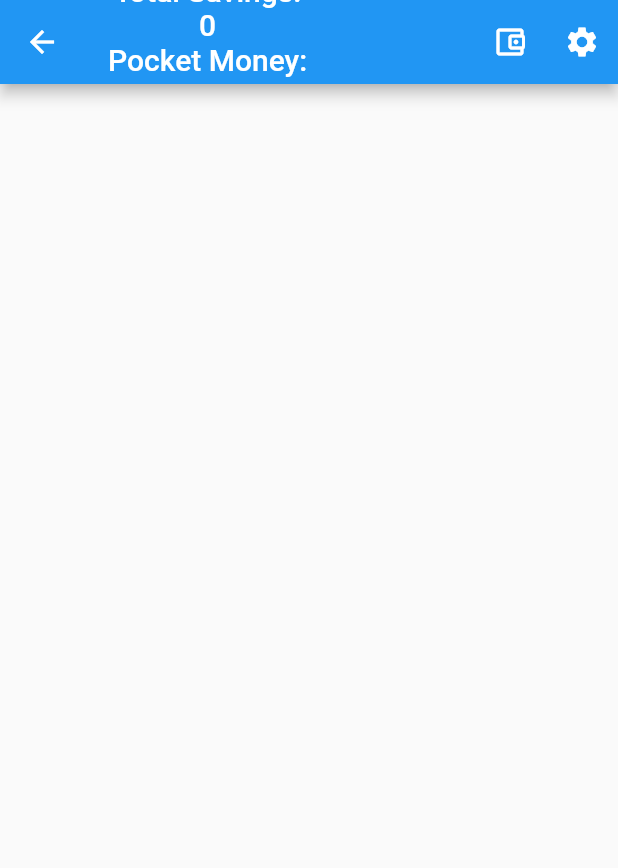
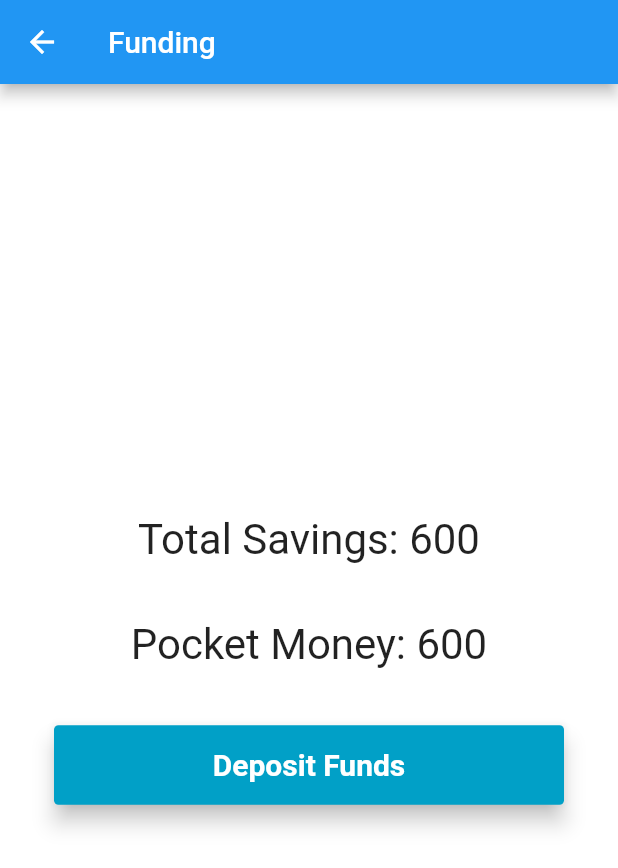
Before and after one commit to warrenchu/UofT_Hacks_2021, a Flutter app: the MoneyTracker screen opened directly, on a phone screen of 412 x 824 dp. Shown: the top 868 px of the screen. Run offline on Flutter 3.47's test engine with Material 2 defaults, Android fonts, the phone set to English and light mode, and no system bars; our stand-ins replace shared_preferences; missing offline and left inert: flame; accounts and stored records are empty; Roboto replaces fonts that are missing (Montserrat).

Commit message:
Redid money tracker

```diff
--- a/lib/money_tracker.dart
+++ b/lib/money_tracker.dart
@@ -4,6 +4,8 @@ import 'package:flutter/material.dart';
 import 'package:shared_preferences/shared_preferences.dart';
 // This file creates an app bar component to track pocket money and total saved.
 // Additionally, the app bar will allow users to deposit money into their Pocket Money "Wallet"
+
+final TextStyle style = TextStyle(fontFamily: 'Montserrat', fontSize: 20.0);
 
 void main() => runApp(Tracker());
 
@@ -23,77 +25,106 @@ class MoneyTracker extends StatefulWidget {
 }
 
 class _MoneyTrackerState extends State<MoneyTracker> {
-  int savingsCounter = 0;
-  int pocketMoney = 0;
+  int savingsCounter = 600;
+  int pocketMoney = 600;
 
-// Initiate the variables
-  void initState() {
-    super.initState();
-    getIntFromLocalMemory('savingsCounter')
-        .then((value) => savingsCounter = value);
-    getIntFromLocalMemory('pocketMoney').then((n) => pocketMoney = n);
-  }
+// // Initiate the variables
+//   void initState() {
+//     super.initState();
+//     getIntFromLocalMemory('savingsCounter')
+//         .then((value) => savingsCounter = value);
+//     getIntFromLocalMemory('pocketMoney').then((n) => pocketMoney = n);
+//   }
 
-  void addToTotal() {
-    setState(() {
-      savingsCounter++;
-    });
-    saveIntInLocalMemory('savingsCounter', savingsCounter);
-  }
+//   void addToTotal() {
+//     setState(() {
+//       savingsCounter++;
+//     });
+//     saveIntInLocalMemory('savingsCounter', savingsCounter);
+//   }
 
-  void addToPocket() {
-    setState(() {
-      pocketMoney++;
-    });
-    saveIntInLocalMemory('pocketMoney', pocketMoney);
-  }
+//   void addToPocket() {
+//     setState(() {
+//       pocketMoney++;
+//     });
+//     saveIntInLocalMemory('pocketMoney', pocketMoney);
+//   }
 
   @override
   Widget build(BuildContext context) {
     return Scaffold(
-      appBar: AppBar(
-        title: Column(
+      appBar: AppBar(title: Text('Funding')),
+        //title:
+        // Column(
+        //   mainAxisAlignment: MainAxisAlignment.start,
+        //   children: <Widget>[
+        //     Text(
+        //       'Total Savings: ${savingsCounter}',
+        //     ),
+        //     Text(
+        //       'Avatar Spending Money: ${pocketMoney}',
+        //     ),
+        //   ],
+        // ),
+        // actions: <Widget>[
+        //   IconButton(
+        //     icon: Icon(Icons.account_balance_wallet_outlined),
+        //     tooltip: 'Add funds',
+        //     onPressed: () => {
+        //       // Something
+        //     },
+        //   ), //IconButton
+        //   IconButton(
+        //     icon: Icon(Icons.settings),
+        //     tooltip: 'Setting Icon',
+        //     onPressed: () {},
+        //   ), //IconButton
+        // ],
+      // ),
+      body: Center(
+        child: Container(
+          color: Colors.white,
+          child: Padding(
+            padding: const EdgeInsets.all(36.0),
+            child: Column(
+              crossAxisAlignment: CrossAxisAlignment.center,
               mainAxisAlignment: MainAxisAlignment.center,
               children: <Widget>[
-            Text(
-              'Total Savings:',
+                SizedBox(
+                          height: 70.0,
+                          child: Text(
+                              'Total Savings: ${savingsCounter}',
+                              textScaleFactor: 2,
+                              textDirection: TextDirection.ltr)),
+                SizedBox(
+                          height: 70.0,
+                          child: Text(
+                              'Pocket Money: ${pocketMoney}',
+                              textScaleFactor: 2,
+                              textDirection: TextDirection.ltr)),
+                Material(
+                  elevation: 6.0,
+                  borderRadius: BorderRadius.circular(3.0),
+                  color: Color(0xff01A0C7),
+                  child: MaterialButton(
+                    minWidth: MediaQuery.of(context).size.width,
+                    padding: EdgeInsets.fromLTRB(20.0, 15.0, 20.0, 15.0),
+                    onPressed: () {
+                      showDialog(
+                        context: context,
+                        builder: (BuildContext context) => _buildPopupDialog(context),
+                      );
+                    },
+                    child: Text("Deposit Funds",
+                        textAlign: TextAlign.center,
+                        style:
+                            style.copyWith(color: Colors.white, fontWeight: FontWeight.bold)),
                   ),
-            Text(
-              '$savingsCounter',
-            ),
-            Text(
-              'Pocket Money:',
-            ),
-            Text(
-              '$pocketMoney',
                 ),
               ],
             ),
-        actions: <Widget>[
-          IconButton(
-            icon: Icon(Icons.account_balance_wallet_outlined),
-            tooltip: 'Add funds',
-            onPressed: () => {MoneyDrawer},
-          ), //IconButton
-          IconButton(
-            icon: Icon(Icons.settings),
-            tooltip: 'Setting Icon',
-            onPressed: () {},
-          ), //IconButton
-        ],
           ),
-      body: new Column(
-        crossAxisAlignment: CrossAxisAlignment.center,
-        mainAxisAlignment: MainAxisAlignment.center,
-        children: <Widget>[
-          Container(
-            padding: EdgeInsets.fromLTRB(50.0, 160.0, 50.0, 0.0),
-            child: new Column(
-              mainAxisAlignment: MainAxisAlignment.center,
-              children: <Widget>[],
         ),
-          )
-        ],
       ),
     );
     // save the values to the prefs
@@ -114,44 +145,68 @@ Future<int> saveIntInLocalMemory(String key, int value) async {
   pref.setInt(key, value);
 }
 
-class MoneyDrawer extends StatelessWidget {
-  @override
-  Widget build(BuildContext context) {
-    return Drawer(
-      child: ListView(
-        padding: EdgeInsets.zero,
+// No Money Pop-Up-o
+Widget _buildPopupDialog(BuildContext context) {
+  return new AlertDialog(
+    title: const Text('Oh no! Locked Feature!'),
+    content: new Column(
+      mainAxisSize: MainAxisSize.min,
+      crossAxisAlignment: CrossAxisAlignment.start,
       children: <Widget>[
-          DrawerHeader(
-            child: Text(
-              'General Settings',
-              style: TextStyle(color: Colors.white, fontSize: 25),
+        Text("Can't spend real or fake money for this stuff just yet."),
+      ],
     ),
-            decoration: BoxDecoration(
-              color: Colors.green,
-            ),
-          ),
-          ListTile(
-            leading: Icon(Icons.input),
-            title: Text('Add money to your wallet'),
-            onTap: () => {},
-          ),
-          ListTile(
-            leading: Icon(Icons.verified_user),
-            title: Text('Profile'),
-            onTap: () => {Navigator.of(context).pop()},
-          ),
-          ListTile(
-            leading: Icon(Icons.settings),
-            title: Text('Settings'),
-            onTap: () => {Navigator.of(context).pop()},
-          ),
-          ListTile(
-            leading: Icon(Icons.exit_to_app),
-            title: Text('Logout'),
-            onTap: () => {Navigator.of(context).pop()},
+    actions: <Widget>[
+      new FlatButton(
+        onPressed: () {
+          Navigator.of(context).pop();
+        },
+        textColor: Theme.of(context).primaryColor,
+        child: Text('Close'),
       ),
     ],
-      ),
   );
 }
-}
+
+
+// class MoneyDrawer extends StatelessWidget {
+//   @override
+//   Widget build(BuildContext context) {
+//     return Scaffold(
+//         body: ListView(
+//           padding: EdgeInsets.zero,
+//           children: <Widget>[
+//             DrawerHeader(
+//               child: Text(
+//                 'General Settings',
+//                 style: TextStyle(color: Colors.white, fontSize: 25),
+//               ),
+//               decoration: BoxDecoration(
+//                 color: Colors.green,
+//               ),
+//             ),
+//             ListTile(
+//               leading: Icon(Icons.input),
+//               title: Text('Add money to your wallet'),
+//               onTap: () => {},
+//             ),
+//             ListTile(
+//               leading: Icon(Icons.verified_user),
+//               title: Text('Profile'),
+//               onTap: () => {Navigator.of(context).pop()},
+//             ),
+//             ListTile(
+//               leading: Icon(Icons.settings),
+//               title: Text('Settings'),
+//               onTap: () => {Navigator.of(context).pop()},
+//             ),
+//             ListTile(
+//               leading: Icon(Icons.exit_to_app),
+//               title: Text('Logout'),
+//               onTap: () => {Navigator.of(context).pop()},
+//             ),
+//           ],
+//         ),
+//       );
+//   }
+// }
```
Lines whose indentation alone changed are shown as unchanged.
